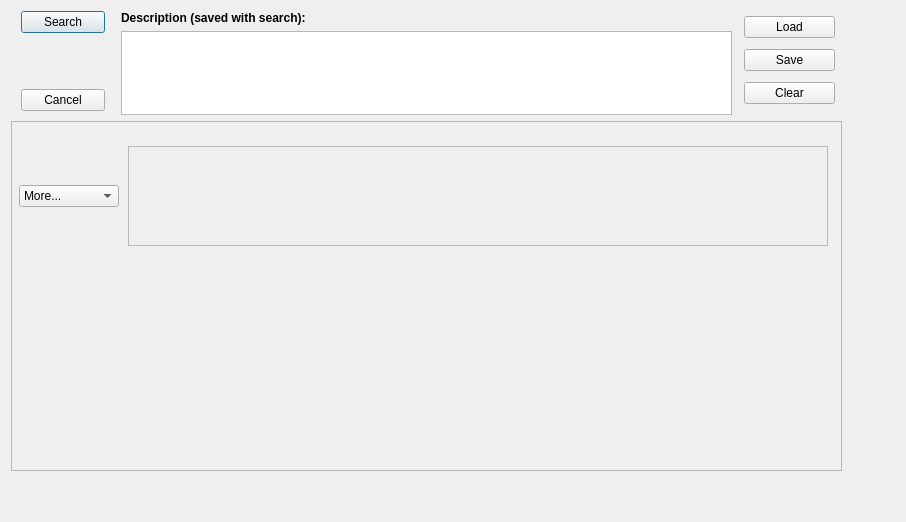
Qt form query/scroll.ui (BioSignalML/biosignalml-browser) before a commit.
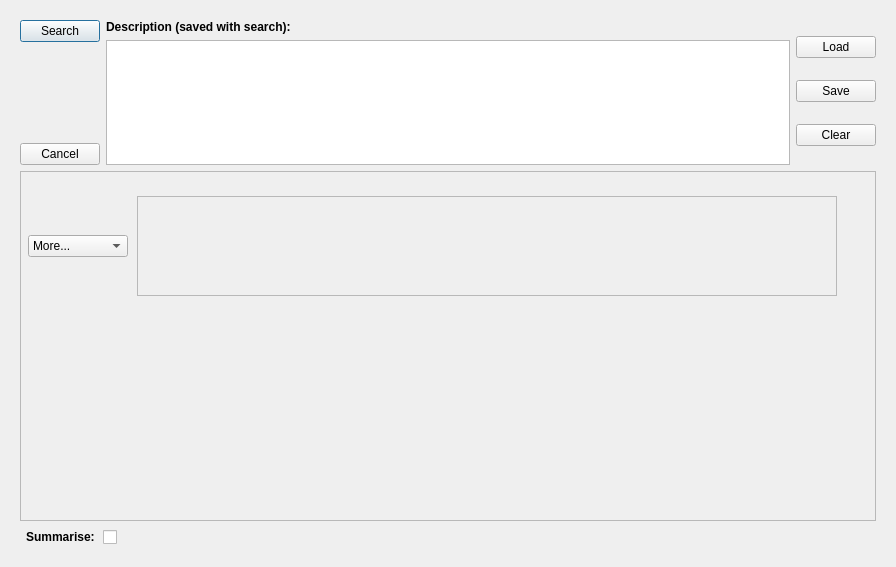
The same form after that commit. Custom widgets are drawn as their Qt base class.

Commit message: Add "Summarise" check box; better use layout elements.

Patch:
```diff
--- a/query/scroll.ui
+++ b/query/scroll.ui
@@ -6,8 +6,8 @@
    <rect>
     <x>0</x>
     <y>0</y>
-    <width>906</width>
-    <height>522</height>
+    <width>896</width>
+    <height>567</height>
    </rect>
   </property>
   <property name="windowTitle">
@@ -27,8 +27,8 @@
        <rect>
         <x>0</x>
         <y>0</y>
-        <width>882</width>
-        <height>498</height>
+        <width>872</width>
+        <height>543</height>
        </rect>
       </property>
       <property name="sizePolicy">
@@ -43,15 +43,112 @@
         <height>480</height>
        </size>
       </property>
+      <layout class="QVBoxLayout" name="verticalLayout_4">
+       <item>
+        <layout class="QHBoxLayout" name="horizontalLayout_2">
+         <item>
+          <layout class="QVBoxLayout" name="verticalLayout_2">
+           <item>
+            <widget class="QPushButton" name="search">
+             <property name="text">
+              <string>Search</string>
+             </property>
+             <property name="default">
+              <bool>true</bool>
+             </property>
+            </widget>
+           </item>
+           <item>
+            <spacer name="verticalSpacer">
+             <property name="orientation">
+              <enum>Qt::Vertical</enum>
+             </property>
+             <property name="sizeHint" stdset="0">
+              <size>
+               <width>20</width>
+               <height>40</height>
+              </size>
+             </property>
+            </spacer>
+           </item>
+           <item>
+            <widget class="QPushButton" name="cancel">
+             <property name="text">
+              <string>Cancel</string>
+             </property>
+            </widget>
+           </item>
+          </layout>
+         </item>
+         <item>
+          <layout class="QVBoxLayout" name="verticalLayout_3">
+           <item>
+            <widget class="QLabel" name="label">
+             <property name="font">
+              <font>
+               <weight>75</weight>
+               <bold>true</bold>
+              </font>
+             </property>
+             <property name="text">
+              <string>Description (saved with search):</string>
+             </property>
+            </widget>
+           </item>
+           <item>
+            <widget class="QPlainTextEdit" name="description">
+             <property name="sizePolicy">
+              <sizepolicy hsizetype="Expanding" vsizetype="Preferred">
+               <horstretch>0</horstretch>
+               <verstretch>0</verstretch>
+              </sizepolicy>
+             </property>
+            </widget>
+           </item>
+           <item>
+            <spacer name="verticalSpacer_2">
+             <property name="orientation">
+              <enum>Qt::Vertical</enum>
+             </property>
+             <property name="sizeHint" stdset="0">
+              <size>
+               <width>20</width>
+               <height>40</height>
+              </size>
+             </property>
+            </spacer>
+           </item>
+          </layout>
+         </item>
+         <item>
+          <layout class="QVBoxLayout" name="verticalLayout">
+           <item>
+            <widget class="QPushButton" name="load">
+             <property name="text">
+              <string>Load</string>
+             </property>
+            </widget>
+           </item>
+           <item>
+            <widget class="QPushButton" name="save">
+             <property name="text">
+              <string>Save</string>
+             </property>
+            </widget>
+           </item>
+           <item>
+            <widget class="QPushButton" name="clear">
+             <property name="text">
+              <string>Clear</string>
+             </property>
+            </widget>
+           </item>
+          </layout>
+         </item>
+        </layout>
+       </item>
+       <item>
       <widget class="QFrame" name="Frame">
-       <property name="geometry">
-        <rect>
-         <x>0</x>
-         <y>110</y>
-         <width>831</width>
-         <height>350</height>
-        </rect>
-       </property>
        <property name="sizePolicy">
         <sizepolicy hsizetype="Preferred" vsizetype="Fixed">
          <horstretch>0</horstretch>
@@ -254,109 +351,41 @@
         </layout>
        </widget>
       </widget>
-      <widget class="QWidget" name="layoutWidget">
-       <property name="geometry">
-        <rect>
-         <x>733</x>
-         <y>0</y>
-         <width>91</width>
-         <height>100</height>
-        </rect>
-       </property>
-       <layout class="QVBoxLayout" name="verticalLayout">
-        <item>
-         <widget class="QPushButton" name="load">
-          <property name="text">
-           <string>Load</string>
-          </property>
-         </widget>
         </item>
         <item>
-         <widget class="QPushButton" name="save">
-          <property name="text">
-           <string>Save</string>
-          </property>
-         </widget>
-        </item>
+        <layout class="QHBoxLayout" name="horizontalLayout_3">
         <item>
-         <widget class="QPushButton" name="clear">
-          <property name="text">
-           <string>Clear</string>
-          </property>
-         </widget>
-        </item>
-       </layout>
-      </widget>
-      <widget class="QWidget" name="layoutWidget">
-       <property name="geometry">
-        <rect>
-         <x>10</x>
-         <y>0</y>
-         <width>84</width>
-         <height>100</height>
-        </rect>
-       </property>
-       <layout class="QVBoxLayout" name="verticalLayout_2">
-        <item>
-         <widget class="QPushButton" name="search">
-          <property name="text">
-           <string>Search</string>
-          </property>
-          <property name="default">
-           <bool>true</bool>
-          </property>
-         </widget>
-        </item>
-        <item>
-         <spacer name="verticalSpacer">
-          <property name="orientation">
-           <enum>Qt::Vertical</enum>
-          </property>
-          <property name="sizeHint" stdset="0">
-           <size>
-            <width>20</width>
-            <height>40</height>
-           </size>
-          </property>
-         </spacer>
-        </item>
-        <item>
-         <widget class="QPushButton" name="cancel">
-          <property name="text">
-           <string>Cancel</string>
-          </property>
-         </widget>
-        </item>
-       </layout>
-      </widget>
-      <widget class="QWidget" name="">
-       <property name="geometry">
-        <rect>
-         <x>110</x>
-         <y>0</y>
-         <width>611</width>
-         <height>104</height>
-        </rect>
-       </property>
-       <layout class="QVBoxLayout" name="verticalLayout_3">
-        <item>
-         <widget class="QLabel" name="label">
+          <widget class="QCheckBox" name="checkBox">
           <property name="font">
            <font>
             <weight>75</weight>
             <bold>true</bold>
            </font>
           </property>
+           <property name="layoutDirection">
+            <enum>Qt::RightToLeft</enum>
+           </property>
           <property name="text">
-           <string>Description (saved with search):</string>
+            <string>Summarise: </string>
           </property>
          </widget>
         </item>
         <item>
-         <widget class="QPlainTextEdit" name="description"/>
-        </item>
-       </layout>
-      </widget>
+          <spacer name="horizontalSpacer">
+           <property name="orientation">
+            <enum>Qt::Horizontal</enum>
+           </property>
+           <property name="sizeHint" stdset="0">
+            <size>
+             <width>40</width>
+             <height>20</height>
+            </size>
+           </property>
+          </spacer>
+         </item>
+        </layout>
+       </item>
+      </layout>
      </widget>
     </widget>
    </item>
```
Lines whose indentation alone changed are shown as unchanged.
